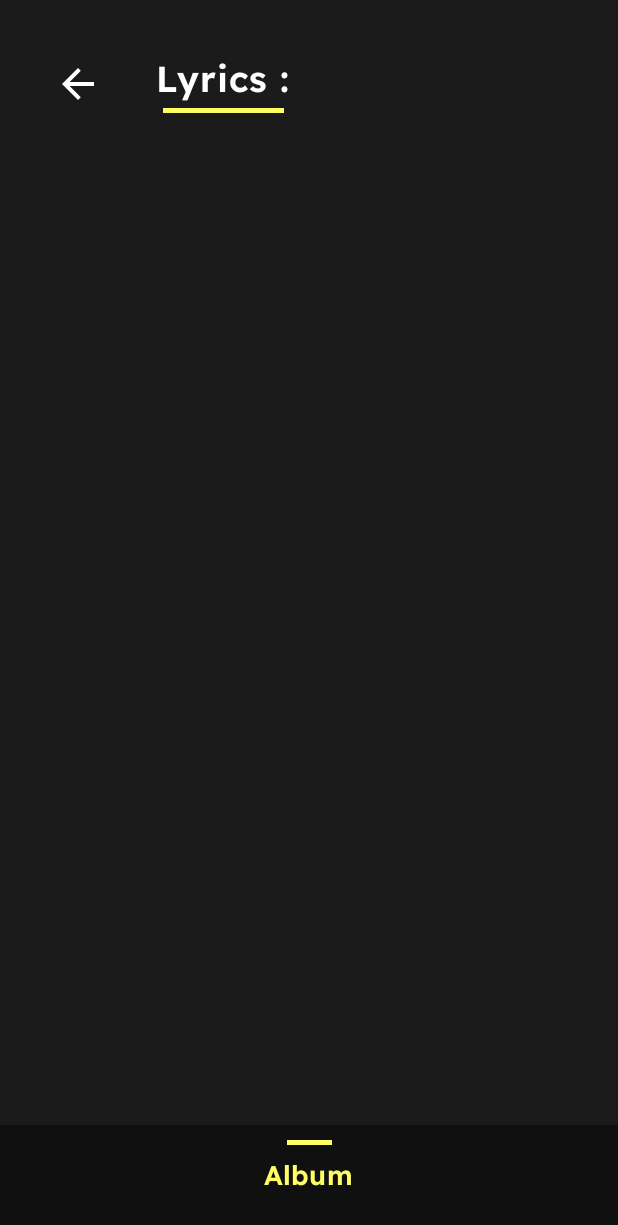
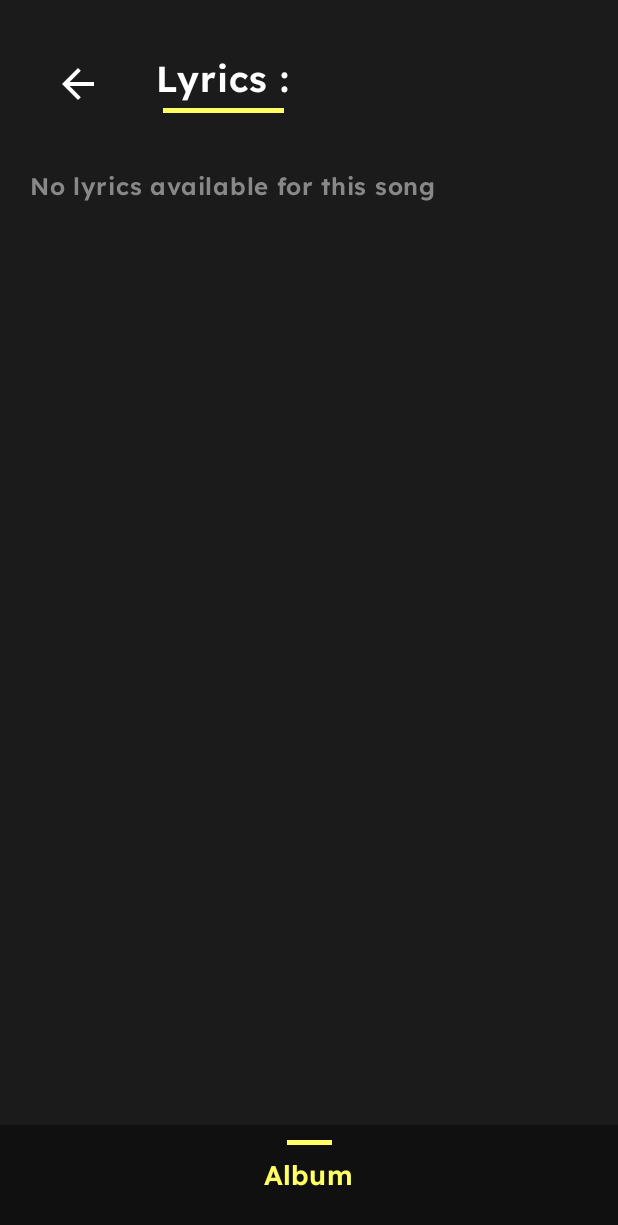
Before and after one commit to GabGr25/projet-kotlin-AP5, an Android app built with Jetpack Compose: the Lyrics screen opened through its navigation route, on a phone screen of 412 x 824 dp. Shown: the top 1225 px of the screen. Run offline under Robolectric (Android 15) with nearby library versions, the light colour scheme and no system bars.

Commit message:
Feat: Lyrics - Dev merge into lyrics - Now we use audioPlayerService for the lyrics - Unused page, fix with comment

```diff
--- a/app/src/main/java/com/example/projet_kotlin_ap5/MainActivity.kt
+++ b/app/src/main/java/com/example/projet_kotlin_ap5/MainActivity.kt
@@ -149,7 +149,7 @@ class MainActivity : ComponentActivity() {
                             }
 
                             composable("Lyrics") {
-                                Lyrics(navController = navController)
+                                Lyrics(navController = navController, audioPlayerService)
                             }
 
                             composable("player_audio/{imageName}") { backStackEntry ->
--- a/app/src/main/java/com/example/projet_kotlin_ap5/components/Caroussel.kt
+++ b/app/src/main/java/com/example/projet_kotlin_ap5/components/Caroussel.kt
@@ -9,7 +9,6 @@ import androidx.compose.runtime.Composable
 import androidx.compose.ui.Modifier
 import androidx.compose.ui.unit.dp
 import androidx.navigation.NavController
-import com.example.projet_kotlin_ap5.pages.MusicPlayed
 
 @Composable
 fun Caroussel(navController: NavController, list: List<String>){
@@ -24,7 +23,7 @@ fun Caroussel(navController: NavController, list: List<String>){
             item {
                 ClickableImage(name, 140.dp) {
                     navController.navigate("player_audio/$name")
-                    MusicPlayed.name.value = name
+                    //MusicPlayed.name.value = name
                 }
             }
         }
--- a/app/src/main/java/com/example/projet_kotlin_ap5/components/SquareView.kt
+++ b/app/src/main/java/com/example/projet_kotlin_ap5/components/SquareView.kt
@@ -11,7 +11,6 @@ import androidx.compose.runtime.Composable
 import androidx.compose.ui.Modifier
 import androidx.compose.ui.unit.dp
 import androidx.navigation.NavController
-import com.example.projet_kotlin_ap5.pages.MusicPlayed
 
 @Composable
 fun SquareView(navcontroller: NavController, firstColumn: List<String>, secondColumn: List<String>){
@@ -27,7 +26,7 @@ fun SquareView(navcontroller: NavController, firstColumn: List<String>, secondCo
             for ( name in firstColumn){
                 ClickableImage(name, 175.dp) {
                     navcontroller.navigate("player_audio/$name")
-                    MusicPlayed.name.value = name
+                    //MusicPlayed.name.value = name
                 }
             }
         }
@@ -38,7 +37,7 @@ fun SquareView(navcontroller: NavController, firstColumn: List<String>, secondCo
             for ( name in secondColumn){
                 ClickableImage(name, 175.dp) {
                     navcontroller.navigate("player_audio/$name")
-                    MusicPlayed.name.value = name
+                    //MusicPlayed.name.value = name
                 }
             }
         }
--- a/app/src/main/java/com/example/projet_kotlin_ap5/components/VerticalCaroussel.kt
+++ b/app/src/main/java/com/example/projet_kotlin_ap5/components/VerticalCaroussel.kt
@@ -7,8 +7,6 @@ import androidx.compose.runtime.Composable
 import androidx.compose.ui.Modifier
 import androidx.compose.ui.unit.dp
 import androidx.navigation.NavController
-import com.example.projet_kotlin_ap5.services.AudioPlayerService
-import com.example.projet_kotlin_ap5.pages.MusicPlayed
 
 @Composable
 fun VerticalCarousel(navcontroller: NavController, items: List<String>, clickableImageCallback : (String) -> Unit) {
--- a/app/src/main/java/com/example/projet_kotlin_ap5/pages/Lyrics.kt
+++ b/app/src/main/java/com/example/projet_kotlin_ap5/pages/Lyrics.kt
@@ -1,13 +1,11 @@
 package com.example.projet_kotlin_ap5.pages
 
-import androidx.compose.foundation.layout.Column
-import androidx.compose.foundation.layout.Row
-import androidx.compose.foundation.layout.fillMaxHeight
-import androidx.compose.foundation.layout.padding
+import androidx.compose.foundation.layout.*
 import androidx.compose.foundation.rememberScrollState
 import androidx.compose.foundation.verticalScroll
 import androidx.compose.material3.Text
 import androidx.compose.runtime.Composable
+import androidx.compose.runtime.collectAsState
 import androidx.compose.ui.Alignment
 import androidx.compose.ui.Modifier
 import androidx.compose.ui.graphics.Color
@@ -17,32 +15,38 @@ import androidx.compose.ui.unit.sp
 import androidx.navigation.NavController
 import com.example.projet_kotlin_ap5.components.CreateRoundButton
 import com.example.projet_kotlin_ap5.components.TitleText
+import com.example.projet_kotlin_ap5.services.AudioPlayerService
 import com.example.projet_kotlin_ap5.ui.theme.lexendFontFamily
-import com.example.projet_kotlin_ap5.viewModel.LyricsCached
-
 
 @Composable
-fun Lyrics(navController: NavController, modifier: Modifier = Modifier){
-
+fun Lyrics(
+    navController: NavController,
+    audioPlayerService: AudioPlayerService,
+    modifier: Modifier = Modifier
+) {
     val scrollState = rememberScrollState()
+    val currentSong = audioPlayerService.currentSongFlow.collectAsState().value
 
     Column(
         modifier = Modifier
             .fillMaxHeight()
             .verticalScroll(scrollState)
     ) {
-        Row (
+        Row(
             verticalAlignment = Alignment.CenterVertically
         ) {
             CreateRoundButton(
-                modifier = Modifier.
-                    padding(top = 24.dp, start = 20.dp)
-            ) { navController.navigate("player_audio/${MusicPlayed.name.value/*audioPlayerService.currentSong.id*/}") }
+                modifier = Modifier
+                    .padding(top = 24.dp, start = 20.dp)
+            ) {
+                currentSong?.let { navController.navigate("player_audio/${it.id}") }
+            }
             TitleText("Lyrics :", 0.28f)
         }
+
+        if (currentSong?.lyrics != null && currentSong.lyrics != "No Lyrics") {
             Text(
-            //text = audioPlayerService.currentSong.lyrics,
-            text = LyricsCached.lyricsContent.value,
+                text = currentSong.lyrics,
                 fontSize = 16.sp,
                 color = Color.White,
                 fontWeight = FontWeight.W700,
@@ -50,7 +54,18 @@ fun Lyrics(navController: NavController, modifier: Modifier = Modifier){
                 modifier = modifier
                     .padding(top = 24.dp, bottom = 24.dp)
                     .padding(horizontal = 20.dp)
-
+            )
+        } else {
+            Text(
+                text = "No lyrics available for this song",
+                fontSize = 16.sp,
+                color = Color.Gray,
+                fontWeight = FontWeight.W400,
+                fontFamily = lexendFontFamily,
+                modifier = modifier
+                    .padding(top = 24.dp, bottom = 24.dp)
+                    .padding(horizontal = 20.dp)
             )
         }
     }
+}
--- a/app/src/main/java/com/example/projet_kotlin_ap5/pages/PlayerAudio.kt
+++ b/app/src/main/java/com/example/projet_kotlin_ap5/pages/PlayerAudio.kt
@@ -55,7 +55,7 @@ fun PlayerAudio(imageName: String?, navController: NavController, audioPlayerSer
                 .padding(top =37.dp, start = 20.dp, end = 20.dp),
             horizontalArrangement = Arrangement.SpaceBetween
         ) {
-            CreateRoundButton(modifier = Modifier ) {navController.navigate("home")}
+            CreateRoundButton(modifier = Modifier ) {navController.navigate("album")}
             CreateFavoriteButton()
         }
 
@@ -111,7 +111,7 @@ fun PlayerAudio(imageName: String?, navController: NavController, audioPlayerSer
                 audioPlayerService.skipToNextSong()
             }
         }
-        CreateParolesButton(navController)
+        CreateParolesButton(navController, audioPlayerService)
     }
 }
 
```
Also changed, not shown: app/src/main/java/com/example/projet_kotlin_ap5/components/ParoleButton.kt (+4 -3 lines), app/src/main/java/com/example/projet_kotlin_ap5/viewModel/ParolesViewModel.kt (+28 -40 lines). Lines whose indentation alone changed are shown as unchanged.
